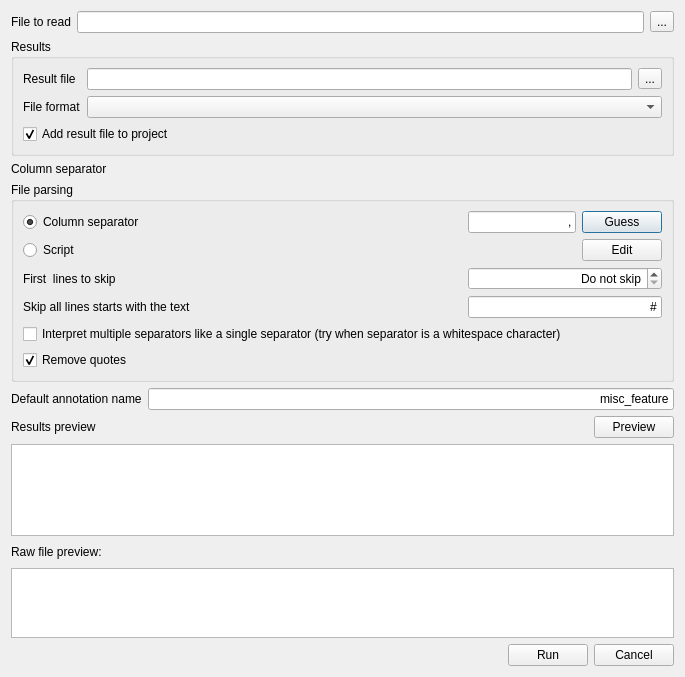
Above: src/plugins/dna_export/src/ui/ImportAnnotationsFromCSVDialog.ui from violethaze74/ugene before the change. Below: the same form after it.
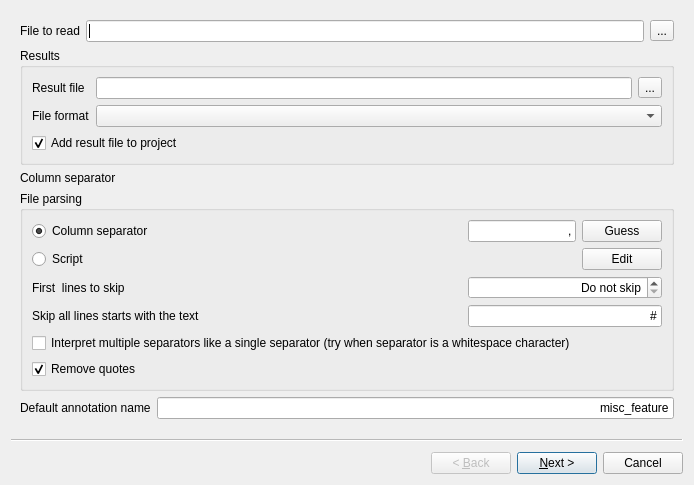
That is the form after the change.

```diff
--- a/src/plugins/dna_export/src/ui/ImportAnnotationsFromCSVDialog.ui
+++ b/src/plugins/dna_export/src/ui/ImportAnnotationsFromCSVDialog.ui
@@ -1,21 +1,19 @@
 <?xml version="1.0" encoding="UTF-8"?>
 <ui version="4.0">
  <class>ImportAnnotationsFromCSVDialog</class>
- <widget class="QDialog" name="ImportAnnotationsFromCSVDialog">
+ <widget class="QWizard" name="ImportAnnotationsFromCSVDialog">
   <property name="geometry">
    <rect>
     <x>0</x>
     <y>0</y>
-    <width>685</width>
-    <height>677</height>
+    <width>618</width>
+    <height>429</height>
    </rect>
   </property>
   <property name="windowTitle">
    <string>Import annotations from CSV</string>
   </property>
-  <property name="modal">
-   <bool>true</bool>
-  </property>
+  <widget class="QWizardPage" name="wizardPage1">
   <layout class="QVBoxLayout" name="verticalLayout">
    <item>
     <layout class="QHBoxLayout" name="horizontalLayout_3">
@@ -305,8 +303,12 @@
      </item>
     </layout>
    </item>
+   </layout>
+  </widget>
+  <widget class="QWizardPage" name="wizardPage2">
+   <layout class="QVBoxLayout" name="verticalLayout_3">
    <item>
-    <layout class="QHBoxLayout" name="horizontalLayout_2">
+     <layout class="QHBoxLayout" name="horizontalLayout_7">
      <item>
       <widget class="QLabel" name="label_6">
        <property name="text">
@@ -327,13 +329,6 @@
        </property>
       </spacer>
      </item>
-     <item>
-      <widget class="QPushButton" name="previewButton">
-       <property name="text">
-        <string>Preview</string>
-       </property>
-      </widget>
-     </item>
     </layout>
    </item>
    <item>
@@ -353,7 +348,7 @@
     </widget>
    </item>
    <item>
-    <layout class="QHBoxLayout" name="horizontalLayout_4">
+     <layout class="QHBoxLayout" name="horizontalLayout_6">
      <item>
       <widget class="QLabel" name="label_5">
        <property name="text">
@@ -389,38 +384,8 @@
      </property>
     </widget>
    </item>
-   <item>
-    <layout class="QHBoxLayout" name="horizontalLayout">
-     <item>
-      <spacer name="horizontalSpacer">
-       <property name="orientation">
-        <enum>Qt::Horizontal</enum>
-       </property>
-       <property name="sizeHint" stdset="0">
-        <size>
-         <width>40</width>
-         <height>20</height>
-        </size>
-       </property>
-      </spacer>
-     </item>
-     <item>
-      <widget class="QPushButton" name="runButton">
-       <property name="text">
-        <string>Run</string>
-       </property>
-      </widget>
-     </item>
-     <item>
-      <widget class="QPushButton" name="cancelButton">
-       <property name="text">
-        <string>Cancel</string>
-       </property>
-      </widget>
-     </item>
-    </layout>
-   </item>
-  </layout>
+   </layout>
+  </widget>
  </widget>
  <resources/>
  <connections>
```
Left out of the diff: 46 changed lines with no effect on the pictures. Lines whose indentation alone changed are shown as unchanged.
